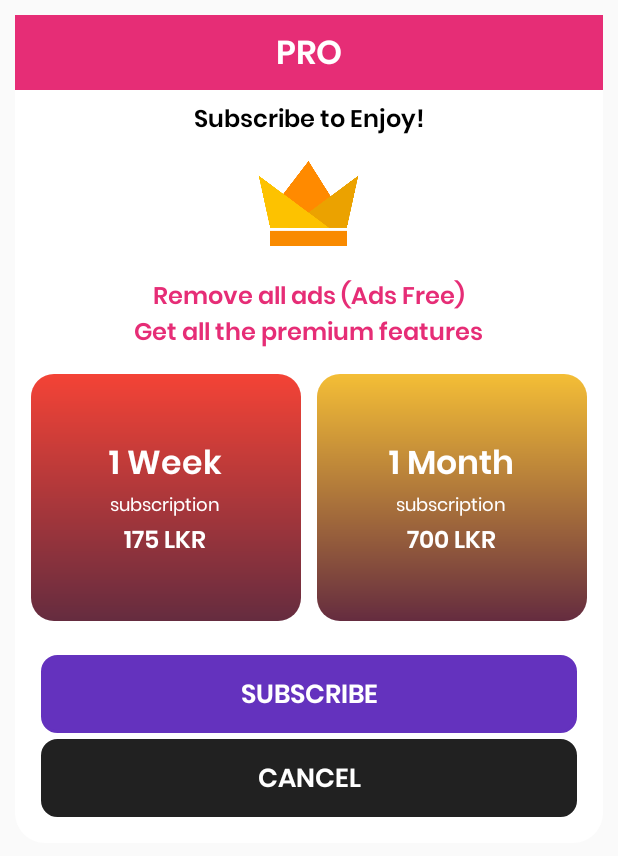
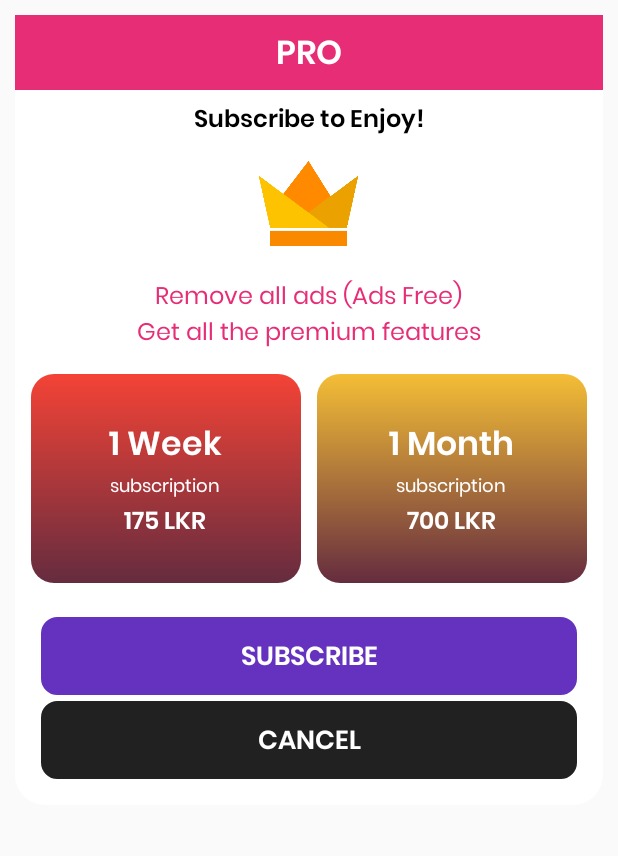
Before and after one commit to ChamikaGit/tikDownloader, an Android app: the layout dialogfragment_subscription.xml on its own in the app's theme, with its tools: preview values and no code run, on a phone screen of 412 x 824 dp. Shown: the top 856 px of the screen. Run offline under Robolectric (Android 15) with nearby library versions, the phone set to English and light mode, and no system bars.

Commit message:
subscription UI changes

```diff
--- a/app/src/main/res/layout/dialogfragment_subscription.xml
+++ b/app/src/main/res/layout/dialogfragment_subscription.xml
@@ -2,7 +2,7 @@
 <RelativeLayout xmlns:android="http://schemas.android.com/apk/res/android"
     xmlns:app="http://schemas.android.com/apk/res-auto"
     android:layout_width="match_parent"
-    android:layout_height="wrap_content"
+    android:layout_height="match_parent"
     android:padding="10dp">
 
     <RelativeLayout
@@ -91,7 +91,7 @@
                             android:gravity="center"
                             android:text="Remove all ads (Ads Free)"
                             android:textColor="@color/pink"
-                            android:textStyle="bold"
+                            android:textStyle="normal"
                             android:textSize="16sp" />
 
                         <TextView
@@ -101,7 +101,7 @@
                             android:layout_centerHorizontal="true"
                             android:gravity="center"
                             android:text="Get all the premium features"
-                            android:textStyle="bold"
+                            android:textStyle="normal"
                             android:layout_below="@+id/tvAds"
                             android:layout_marginTop="2dp"
                             android:textColor="@color/pink"
@@ -142,12 +142,13 @@
 
                     <LinearLayout
                         android:layout_width="match_parent"
-                        android:layout_height="175dp"
+                        android:layout_height="150dp"
                         android:orientation="horizontal"
                         android:weightSum="2">
 
 
                         <RelativeLayout
+                            android:id="@+id/relWeek"
                             android:layout_width="match_parent"
                             android:layout_height="match_parent"
                             android:layout_weight="1"
@@ -194,16 +195,36 @@
 
                             </LinearLayout>
 
+                            <TextView
+                                android:id="@+id/tvTickWeek"
+                                android:layout_width="30dp"
+                                android:layout_height="25dp"
+                                android:background="@drawable/img_green_tick"
+                                android:layout_alignParentEnd="true"
+                                android:visibility="gone"
+                                android:layout_margin="10dp"/>
+
 
 
                         </RelativeLayout>
 
                         <RelativeLayout
+                            android:id="@+id/relMonth"
                             android:layout_width="match_parent"
                             android:layout_height="match_parent"
                             android:layout_weight="1"
                             android:layout_margin="5dp"
                             android:background="@drawable/subscribe_item_bg_monthly">
+
+                            <TextView
+                                android:id="@+id/tvTickMonth"
+                                android:layout_width="30dp"
+                                android:layout_height="25dp"
+                                android:background="@drawable/img_green_tick"
+                                android:layout_alignParentEnd="true"
+                                android:visibility="gone"
+                                android:layout_margin="10dp"/>
+
 
                             <LinearLayout
                                 android:layout_width="wrap_content"
```
Also changed, not shown: app/src/main/java/tikdownloader/tiktokvideodownloader/tiktokvideonowatermark/dialogFragment/SubscriptionDialogFragment.java (+19 -0 lines), app/src/main/res/drawable-xxhdpi/img_green_tick.png (added).
